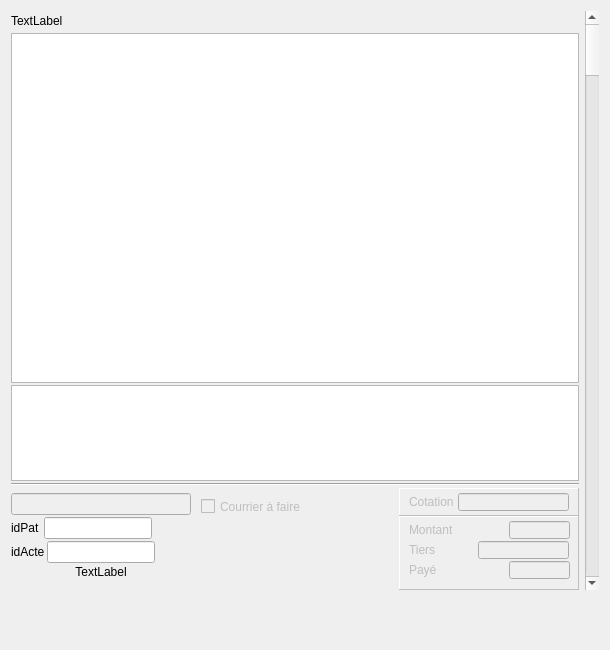
Qt form Dialogs/dlg_actesprecedents.ui (ukinoki/Rufus) before a commit.
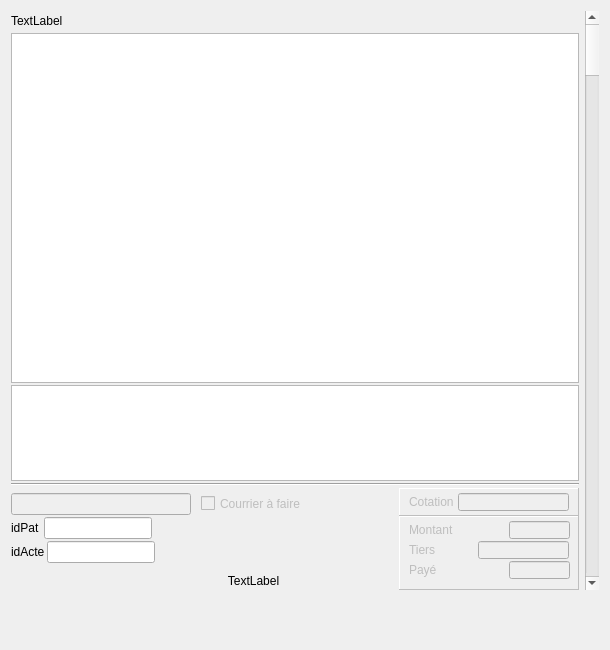
The same form after that commit. Icons and pictures are not drawn. Custom widgets are drawn as their Qt base class.

```diff
--- a/Dialogs/dlg_actesprecedents.ui
+++ b/Dialogs/dlg_actesprecedents.ui
@@ -43,6 +43,18 @@
         <layout class="QHBoxLayout" name="horizontalLayout" stretch="5,2">
          <item>
           <widget class="UpLabel" name="EnteteupLabel">
+           <property name="minimumSize">
+            <size>
+             <width>200</width>
+             <height>0</height>
+            </size>
+           </property>
+           <property name="maximumSize">
+            <size>
+             <width>500</width>
+             <height>16777215</height>
+            </size>
+           </property>
            <property name="text">
             <string>TextLabel</string>
            </property>
@@ -251,16 +263,6 @@
               </item>
              </layout>
             </item>
-            <item>
-             <widget class="QLabel" name="NoActelabel">
-              <property name="text">
-               <string>TextLabel</string>
-              </property>
-              <property name="alignment">
-               <set>Qt::AlignCenter</set>
-              </property>
-             </widget>
-            </item>
             <item>
              <spacer name="verticalSpacer">
               <property name="orientation">
@@ -282,10 +284,13 @@
              <number>0</number>
             </property>
             <property name="topMargin">
-             <number>8</number>
+             <number>5</number>
+            </property>
+            <property name="rightMargin">
+             <number>5</number>
             </property>
             <property name="bottomMargin">
-             <number>5</number>
+             <number>2</number>
             </property>
             <item>
              <widget class="QCheckBox" name="CourrierAFairecheckBox">
@@ -328,6 +333,16 @@
               </property>
              </spacer>
             </item>
+            <item>
+             <widget class="QLabel" name="NoActelabel">
+              <property name="text">
+               <string>TextLabel</string>
+              </property>
+              <property name="alignment">
+               <set>Qt::AlignCenter</set>
+              </property>
+             </widget>
+            </item>
            </layout>
           </item>
           <item>
```
Left out of the diff: 2 changed lines with no effect on the pictures.
